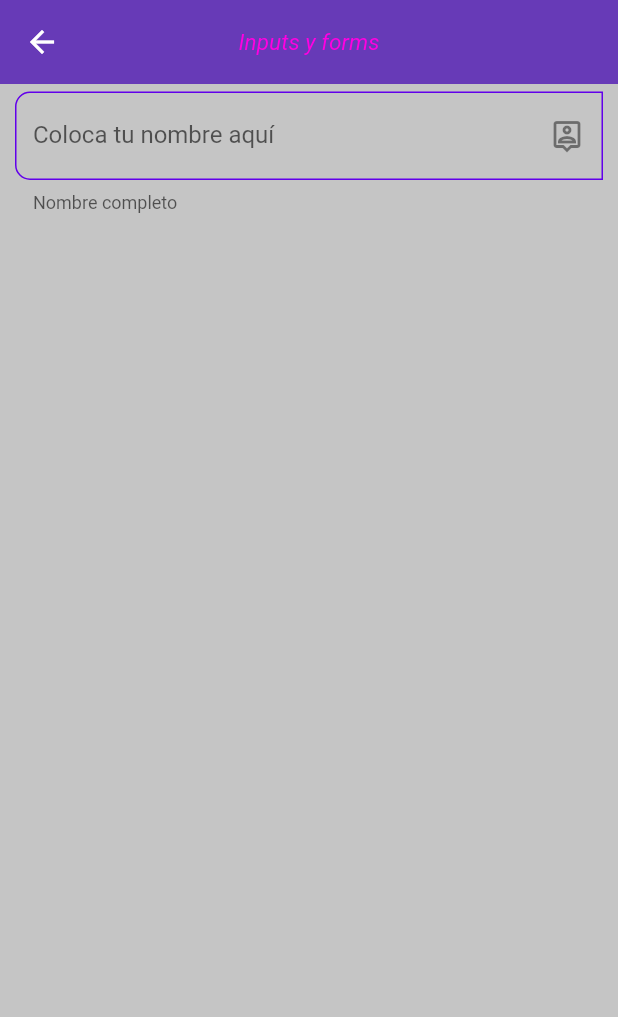
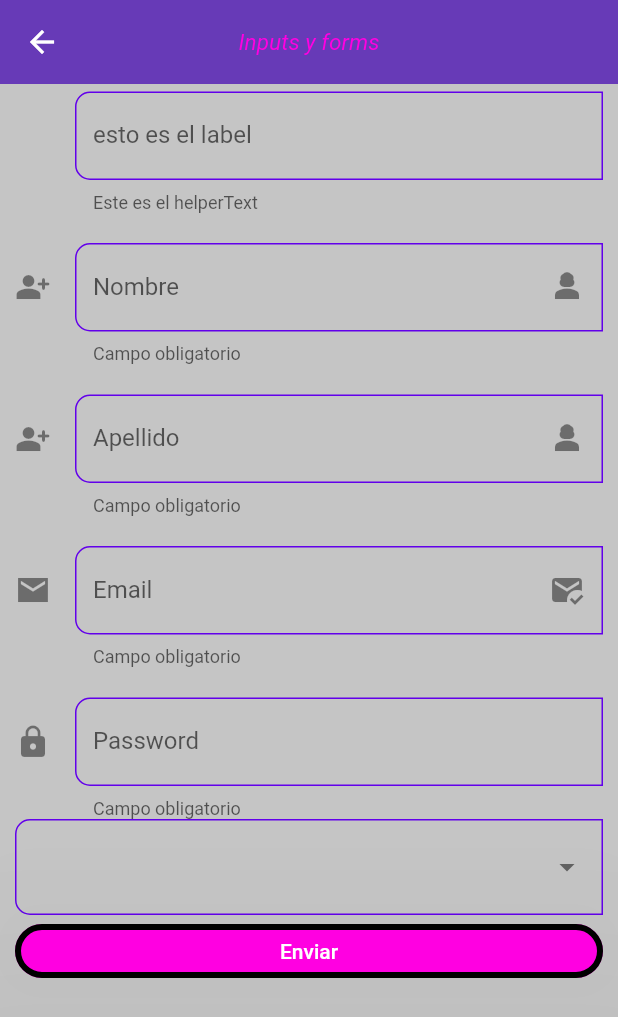
Before and after one commit to JonathanQuezada01/Flutter_componentes, a Flutter app: the InputsScreen screen opened by its route, on a phone screen of 412 x 824 dp. Shown: the top 1017 px of the screen. Run offline on Flutter 3.47's test engine with Material 2 defaults, Android fonts, the phone set to English and light mode, and no system bars; network calls fail.

```diff
--- a/lib/screens/card_screen.dart
+++ b/lib/screens/card_screen.dart
@@ -23,12 +23,7 @@ class CardScreen extends StatelessWidget {
               imageUrl:
                   'https://encrypted-tbn0.gstatic.com/images?q=tbn:ANd9GcTEh5nBynFl-UaruEtNgMXMZMlJPion1uTPEA&usqp=CAU',
             ),
-            SizedBox(height: 5),
-            CustomCardType2(
-              imageUrl:
-                  'https://m.media-amazon.com/images/W/IMAGERENDERING_521856-T1/images/I/513vvwBzJfS.jpg',
-            ),
-            SizedBox(height: 5),
+
             CustomCardType2(
               imageUrl:
                   'https://www.rollingstone.com/wp-content/uploads/2019/07/bathwatergamer.jpg',
--- a/lib/screens/inputs_screen.dart
+++ b/lib/screens/inputs_screen.dart
@@ -1,3 +1,4 @@
+import 'package:componentes/widgets/customImputfield.dart';
 import 'package:flutter/material.dart';
 
 class InputsScreen extends StatelessWidget {
@@ -5,59 +6,140 @@ class InputsScreen extends StatelessWidget {
 
   @override
   Widget build(BuildContext context) {
+    final myFormKey = GlobalKey<
+        FormState>(); //se crea key del formulario para referenciar el formulario
+    /////////////////////////////
+    //////////////////////////////
+    final Map<String, String> formValues = {
+      'null': 'null',
+      'first_name': 'Jonathan',
+      'last_name': 'Wick',
+      'email': 'mrquezad@gmail.com',
+      'password': 'Tu madre',
+      'role': 'assassin'
+    };
+
     return Scaffold(
       appBar: AppBar(
         title: const Text('Inputs y forms'),
       ),
-      body: const SingleChildScrollView(
-        child: Padding(
-          padding: EdgeInsets.symmetric(horizontal: 10, vertical: 5),
-          child: Column(
-            children: [
-              CustomInputField(),
-            ],
+      body: SingleChildScrollView(
+        child: Form(
+          key: myFormKey,
+          onChanged: () {},
+          //Crea el formulario
+          child: Padding(
+            //Crea los margenes del formulario
+            padding: const EdgeInsets.symmetric(horizontal: 10, vertical: 5),
+            //
+            child: Column(
+              //Realiza la columna del formulario
+
+              ///////////////////////////////////////////////////////////////////////////////////////////////////////////////
+              children: [
+                //reference start
+
+                CustomInputField(
+                  labelText: 'esto es el label',
+                  hintText: 'Este es el hinttext',
+                  helperText: 'Este es el helperText',
+                  formProperty: 'null',
+                  formValues: formValues,
+                ),
+                const SizedBox(
+                  height: 20,
+                ),
+                //reference end
+
+                //name camp start
+                CustomInputField(
+                    labelText: 'Nombre',
+                    hintText: 'Nombre del usuario',
+                    helperText: 'Campo obligatorio',
+                    icon: (Icons.person_add_alt_rounded),
+                    suffixIcon: (Icons.person_3_sharp),
+                    formProperty: 'first_name',
+                    formValues: formValues),
+                const SizedBox(
+                  height: 20,
+                ),
+                // name camp end
+
+                //last name camp start
+                CustomInputField(
+                    labelText: 'Apellido',
+                    hintText: 'Apellido del usuario',
+                    helperText: 'Campo obligatorio',
+                    icon: (Icons.person_add_alt_rounded),
+                    suffixIcon: (Icons.person_3_sharp),
+                    formProperty: 'last_name',
+                    formValues: formValues),
+                const SizedBox(height: 20),
+                //last name camp end
+
+                //email camp start
+                CustomInputField(
+                    labelText: 'Email',
+                    hintText: 'Email del usuario',
+                    helperText: 'Campo obligatorio',
+                    icon: (Icons.mail_sharp),
+                    suffixIcon: (Icons.mark_email_read),
+                    keyboardType: TextInputType.emailAddress,
+                    formProperty: 'email',
+                    formValues: formValues),
+                const SizedBox(height: 20),
+                //email camp end
+
+                //pass camp start
+                CustomInputField(
+                    labelText: 'Password',
+                    hintText: 'Password del usuario',
+                    helperText: 'Campo obligatorio',
+                    icon: (Icons.lock),
+                    keyboardType: TextInputType.visiblePassword,
+                    obscuredText: true,
+                    formProperty: 'password',
+                    formValues: formValues),
+                //pass camp end
+
+                DropdownButtonFormField(
+                  items: const [
+                    DropdownMenuItem(
+                      value: 'Admin',
+                      child: Text('Admin'),
+                    ),
+                    DropdownMenuItem(
+                      value: 'Normal',
+                      child: Text('normal'),
+                    ),
+                  ],
+                  onChanged: (value) {
+                    formValues['role'] = value ?? 'Admin';
+                  },
+                ),
+                ElevatedButton(
+                    onPressed: () {
+                      FocusScope.of(context)
+                          .requestFocus(FocusNode()); //Elimina el teclado
+
+                      //! Si el formulario esta vacio no retorna nada
+                      if (!myFormKey.currentState!.validate()) {
+                        print('Formulario no valido');
+                        return;
+                      }
+                      print(formValues);
+                    },
+                    child: const SizedBox(
+                      width: double.infinity,
+                      child: Center(
+                        child: Text('Enviar'),
+                      ),
+                    ))
+              ],
+            ),
           ),
         ),
       ),
     );
   }
 }
-
-class CustomInputField extends StatelessWidget {
-  const CustomInputField({
-    super.key,
-  });
-
-  @override
-  Widget build(BuildContext context) {
-    return TextFormField(
-      autofocus: false,
-      initialValue: '', //Valor inicial del campo
-      autocorrect: true,
-      textCapitalization: TextCapitalization.words,
-      validator: (value) {
-        if (value == null) {
-          return 'Este campo es requerido';
-        }
-        //  else if (value.isNotEmpty) {
-        //   return icon: Icon(Icons.check_box_icon);
-        // }
-        return value.isEmpty ? 'Debes de poner algo' : null;
-      },
-      autovalidateMode: AutovalidateMode.onUserInteraction,
-      decoration: const InputDecoration(
-        helperText: 'Nombre completo',
-        hintText: 'Nombre del usuario',
-        labelText: 'Coloca tu nombre aquí',
-        suffixIcon: Icon(Icons.person_pin_outlined),
-        // focusedBorder: OutlineInputBorder(
-        //     borderSide: BorderSide(color: Colors.purple)),
-        // border: OutlineInputBorder(
-        //     borderRadius: BorderRadius.only(
-        //         bottomLeft: Radius.circular(10),
-        //         topRight: Radius.circular(10))),
-        // icon: Icon(Icons.check_circle_outline_rounded)
-      ),
-    );
-  }
-}
--- /dev/null
+++ b/lib/widgets/customImputfield.dart
@@ -0,0 +1,64 @@
+// ignore_for_file: unnecessary_null_comparison
+
+import 'package:flutter/material.dart';
+
+class CustomInputField extends StatelessWidget {
+  final String? hintText;
+  final String? labelText;
+  final String? helperText;
+  final IconData? icon;
+  final IconData? suffixIcon;
+  final TextInputType? keyboardType;
+  final bool obscuredText;
+
+  //////////////////////////////////////////
+  final formProperty;
+  final Map<String, dynamic>
+      formValues; //Se crea el mapa de valores del formulario
+
+  const CustomInputField({
+    super.key,
+    this.hintText,
+    this.labelText,
+    this.helperText,
+    this.icon,
+    this.suffixIcon,
+    this.keyboardType,
+    this.obscuredText = false,
+    required this.formProperty,
+    required this.formValues,
+  });
+
+  @override
+  Widget build(BuildContext context) {
+    return TextFormField(
+      autofocus: false,
+      initialValue: '', //Valor inicial del campo
+      keyboardType: keyboardType,
+
+      obscureText: obscuredText,
+      onChanged: (value) {
+        formValues[formProperty] = value;
+      },
+      autocorrect: true,
+      textCapitalization: TextCapitalization.words,
+
+      validator: (value) {
+        if (value == null) {
+          return 'Este campo es requerido';
+        }
+        //  else if (value.isNotEmpty) {
+        //   return icon: Icon(Icons.check_box_icon);
+        // }
+        return value.isEmpty ? 'Debes de poner algo' : null;
+      },
+      autovalidateMode: AutovalidateMode.onUserInteraction,
+      decoration: InputDecoration(
+          helperText: helperText,
+          hintText: hintText,
+          labelText: labelText,
+          suffixIcon: suffixIcon == null ? null : Icon(suffixIcon),
+          icon: Icon == null ? null : Icon(icon)),
+    );
+  }
+}
```
Also changed, not shown: lib/themes/app_themes.dart (+6 -4 lines).
